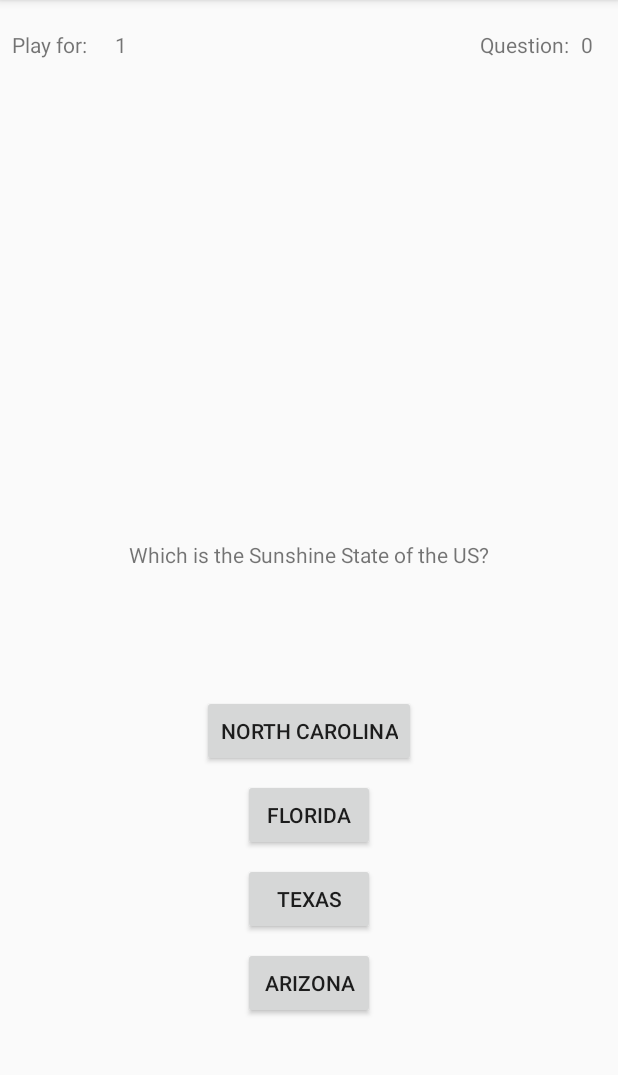
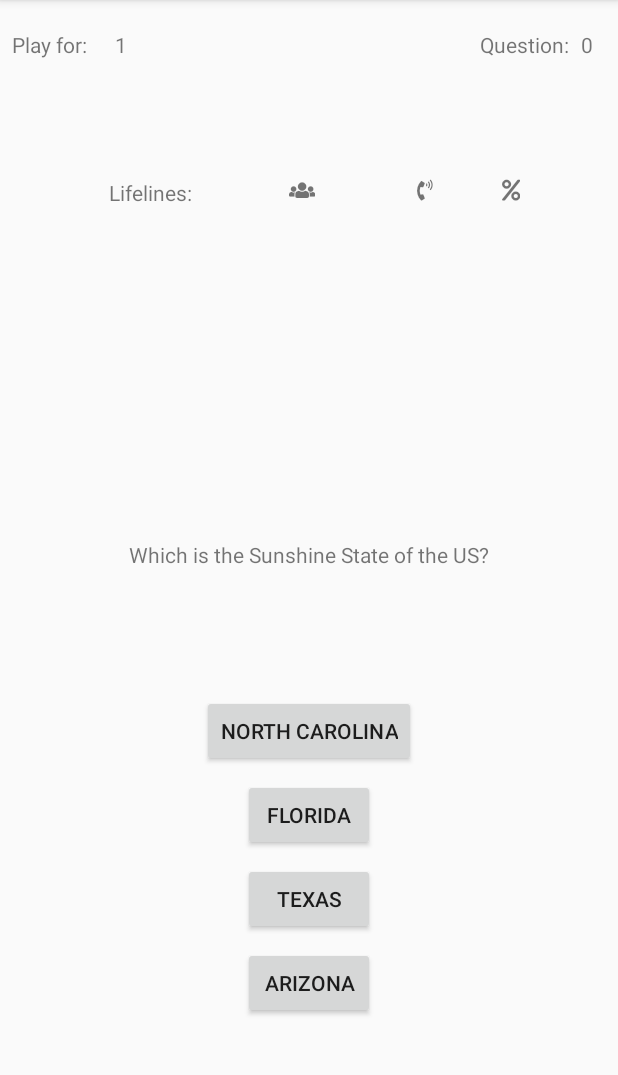
Before and after one commit to VaKs/Android.WWBM, an Android app: the PlayActivity screen opened directly, with no data from a screen before it, on a phone screen of 412 x 824 dp, the part 84-1159 px from its top. Run offline under Robolectric (Android 15) with nearby library versions, the phone set to English and light mode, and no system bars.

Commit message:
iconos añadidos y añadidos a play

```diff
--- /dev/null
+++ b/app/src/main/assets/fonts/availableIcons.txt
@@ -0,0 +1 @@
+https://fontawesome.com/cheatsheet#solid
--- a/app/src/main/java/dsm/servabo/wwbm/PlayActivity.java
+++ b/app/src/main/java/dsm/servabo/wwbm/PlayActivity.java
@@ -2,6 +2,7 @@ package dsm.servabo.wwbm;
 
 import android.content.Intent;
 import android.content.SharedPreferences;
+import android.graphics.Typeface;
 import android.os.Bundle;
 import android.support.v7.app.AppCompatActivity;
 import android.view.View;
@@ -36,9 +37,19 @@ public class PlayActivity extends AppCompatActivity {
     Button a2;
     Button a3;
     Button a4;
+    TextView iconPrecent, iconCall, iconPublic;
     protected void onCreate(Bundle savedInstanceState) {
         super.onCreate(savedInstanceState);
         setContentView(R.layout.activity_play);
+
+        Typeface font = FontManager.getTypeface(getApplicationContext(), FontManager.FONTAWESOME);
+        iconCall = findViewById(R.id.iconCall);
+        iconCall.setTypeface(font);
+        iconPrecent = findViewById(R.id.iconCincuenta);
+        iconPrecent.setTypeface(font);
+        iconPublic = findViewById(R.id.iconPublic);
+        iconPublic.setTypeface(font);
+
         final Intent starterIntent = getIntent();
         if (numPregunta == 0) {
             fillQuestionList();
--- a/app/src/main/res/layout/activity_play.xml
+++ b/app/src/main/res/layout/activity_play.xml
@@ -147,4 +147,68 @@
         app:layout_constraintTop_toTopOf="parent"
         app:layout_constraintVertical_bias="0.885" />
 
+    <TextView
+        android:id="@+id/iconCincuenta"
+        android:layout_width="wrap_content"
+        android:layout_height="wrap_content"
+        android:layout_marginBottom="8dp"
+        android:layout_marginEnd="8dp"
+        android:layout_marginStart="8dp"
+        android:layout_marginTop="8dp"
+        android:text="@string/icon_percent"
+        app:layout_constraintBottom_toBottomOf="parent"
+        app:layout_constraintEnd_toEndOf="parent"
+        app:layout_constraintHorizontal_bias="0.397"
+        app:layout_constraintStart_toEndOf="@+id/iconCall"
+        app:layout_constraintTop_toTopOf="parent"
+        app:layout_constraintVertical_bias="0.151" />
+
+    <TextView
+        android:id="@+id/iconCall"
+        android:layout_width="wrap_content"
+        android:layout_height="wrap_content"
+        android:layout_marginBottom="8dp"
+        android:layout_marginEnd="8dp"
+        android:layout_marginStart="68dp"
+        android:layout_marginTop="8dp"
+        android:text="@string/icon_phone_volume"
+        app:layout_constraintBottom_toBottomOf="parent"
+        app:layout_constraintEnd_toEndOf="parent"
+        app:layout_constraintHorizontal_bias="0.0"
+        app:layout_constraintStart_toEndOf="@+id/iconPublic"
+        app:layout_constraintTop_toTopOf="parent"
+        app:layout_constraintVertical_bias="0.151" />
+
+    <TextView
+        android:id="@+id/iconPublic"
+        android:layout_width="wrap_content"
+        android:layout_height="wrap_content"
+        android:layout_marginBottom="8dp"
+        android:layout_marginEnd="8dp"
+        android:layout_marginStart="52dp"
+        android:layout_marginTop="8dp"
+        android:text="@string/icon_users"
+        app:layout_constraintBottom_toBottomOf="parent"
+        app:layout_constraintEnd_toEndOf="parent"
+        app:layout_constraintHorizontal_bias="0.062"
+        app:layout_constraintStart_toEndOf="@+id/txtComodines"
+        app:layout_constraintTop_toTopOf="parent"
+        app:layout_constraintVertical_bias="0.151" />
+
+    <TextView
+        android:id="@+id/txtComodines"
+        android:layout_width="wrap_content"
+        android:layout_height="wrap_content"
+        android:layout_marginBottom="8dp"
+        android:layout_marginEnd="8dp"
+        android:layout_marginStart="28dp"
+        android:layout_marginTop="8dp"
+        android:text="@string/Lifelines"
+        app:layout_constraintBottom_toBottomOf="parent"
+        app:layout_constraintEnd_toEndOf="parent"
+        app:layout_constraintHorizontal_bias="0.14"
+        app:layout_constraintStart_toStartOf="parent"
+        app:layout_constraintTop_toTopOf="parent"
+        app:layout_constraintVertical_bias="0.151" />
+
 </android.support.constraint.ConstraintLayout>
--- a/app/src/main/res/values/strings.xml
+++ b/app/src/main/res/values/strings.xml
@@ -18,6 +18,8 @@
     <!-- play -->
     <string name="txtQuestion">Question: </string>
     <string name="txtPlay">Play for: </string>
+    <string name="Lifelines">Lifelines: </string>
+
     <!--endgame -->
     <string name="txtEndGame">Game Finished, your score is: </string>
     <string name="txtRightAns">Right Answers: </string>
```
Also changed, not shown: app/src/main/java/dsm/servabo/wwbm/FontManager.java (added, +35 -0 lines), app/src/main/res/values/image_code.xml (added, +22 -0 lines), app/src/main/assets/fonts/fontawesome-5-solid.otf (added).
